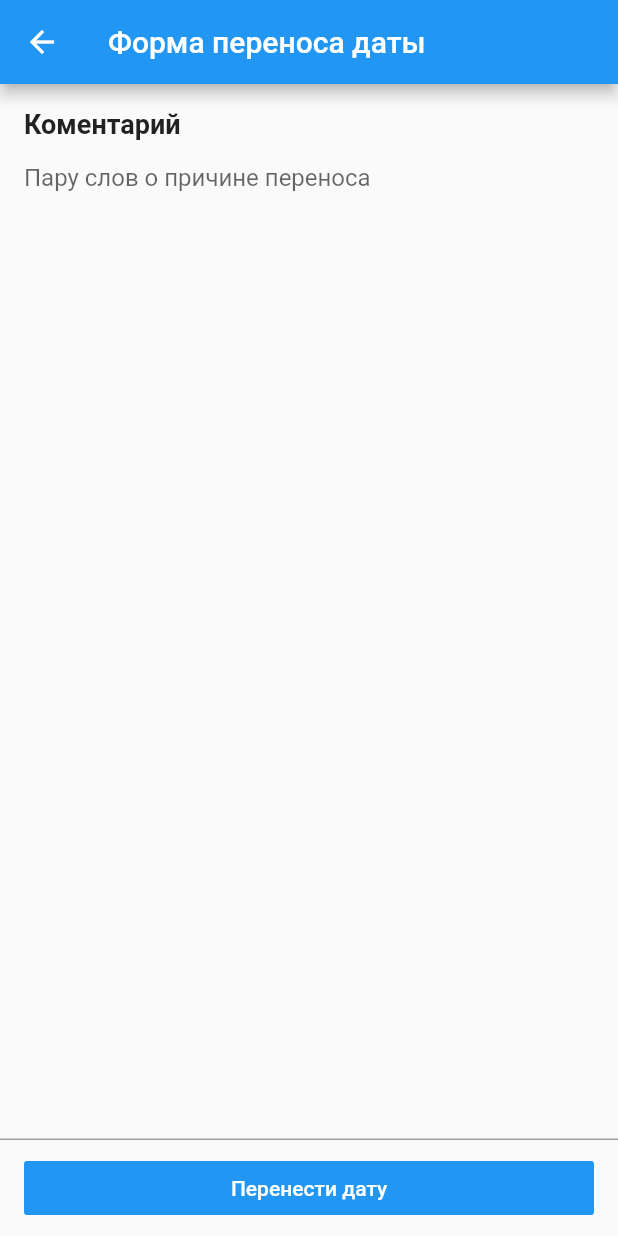
After one commit to VunderkindMedia/service.app, a Flutter app: the ReschedulePage screen opened directly, on a phone screen of 412 x 824 dp. The commit adds this screen. Run offline on Flutter 3.47's test engine with Material 2 defaults, Android fonts, the phone set to English and light mode, and no system bars.

Commit message:
+ каркас старинчки выбора даты переноса

```diff
--- a/lib/refuse_page/refuse_page.dart
+++ b/lib/refuse_page/refuse_page.dart
@@ -76,7 +76,7 @@ class _RefusePageState extends State<RefusePage> {
                         },
                         color: Colors.blue,
                         textColor: Colors.white,
-                        child: Text('Потвредить'),
+                        child: Text('Потвредить отказ'),
                       ),
                     )
                   ],
--- /dev/null
+++ b/lib/reschedule_page/reschedule_page.dart
@@ -0,0 +1,79 @@
+import 'package:flutter/cupertino.dart';
+import 'package:flutter/material.dart';
+
+class ReschedulePage extends StatefulWidget {
+  @override
+  State<StatefulWidget> createState() => _ReschedulePageState();
+}
+
+class _ReschedulePageState extends State<ReschedulePage> {
+  var selectedDate = DateTime.now();
+
+  _selectDate(BuildContext context) async {
+    final DateTime picked = await showDatePicker(
+      context: context,
+      initialDate: selectedDate, // Refer step 1
+      firstDate: DateTime(2000),
+      lastDate: DateTime(2025),
+    );
+    if (picked != null && picked != selectedDate)
+      setState(() {
+        selectedDate = picked;
+      });
+  }
+
+  @override
+  Widget build(BuildContext context) {
+    return Scaffold(
+      appBar: AppBar(
+        title: Text('Форма переноса даты'),
+      ),
+      body: SafeArea(
+        child: Column(
+          children: [
+            Expanded(
+              child: Padding(
+                padding: EdgeInsets.all(16),
+                child: Column(
+                  crossAxisAlignment: CrossAxisAlignment.start,
+                  children: [
+                    Text('Коментарий', style: TextStyle(fontSize: 18, fontWeight: FontWeight.bold)),
+                    SizedBox(height: 16),
+                    TextField(
+                      maxLines: null,
+                      decoration: InputDecoration.collapsed(hintText: 'Пару слов о причине переноса'),
+                    )
+                  ],
+                ),
+              ),
+            ),
+            Container(
+              decoration: BoxDecoration(
+                border: Border(
+                  top: BorderSide(width: 1.0, color: Colors.grey),
+                ),
+              ),
+              child: Padding(
+                padding: EdgeInsets.only(left: 16, right: 16, top: 8, bottom: 8),
+                child: Row(
+                  children: [
+                    Expanded(
+                      child: FlatButton(
+                        onPressed: () {
+                          Navigator.pop(context);
+                        },
+                        color: Colors.blue,
+                        textColor: Colors.white,
+                        child: Text('Перенести дату'),
+                      ),
+                    )
+                  ],
+                ),
+              ),
+            )
+          ],
+        ),
+      ),
+    );
+  }
+}
--- a/lib/service_page/service_page.dart
+++ b/lib/service_page/service_page.dart
@@ -4,6 +4,7 @@ import 'package:service_app/models/service.dart';
 import 'package:service_app/payment_page/payment_page.dart';
 import 'package:service_app/refuse_page/refuse_page.dart';
 import 'package:service_app/repo/repo.dart';
+import 'package:service_app/reschedule_page/reschedule_page.dart';
 import 'package:service_app/service-to-page-view/service-to-page-view.dart';
 
 class ServicePage extends StatelessWidget {
@@ -100,6 +101,9 @@ class ServicePage extends StatelessWidget {
                     ),
                     Container(
                       child: GestureDetector(
+                        onTap: () {
+                          Navigator.push(context, MaterialPageRoute(builder: (context) => ReschedulePage()));
+                        },
                         child: Row(
                           children: [
                             Container(
```
